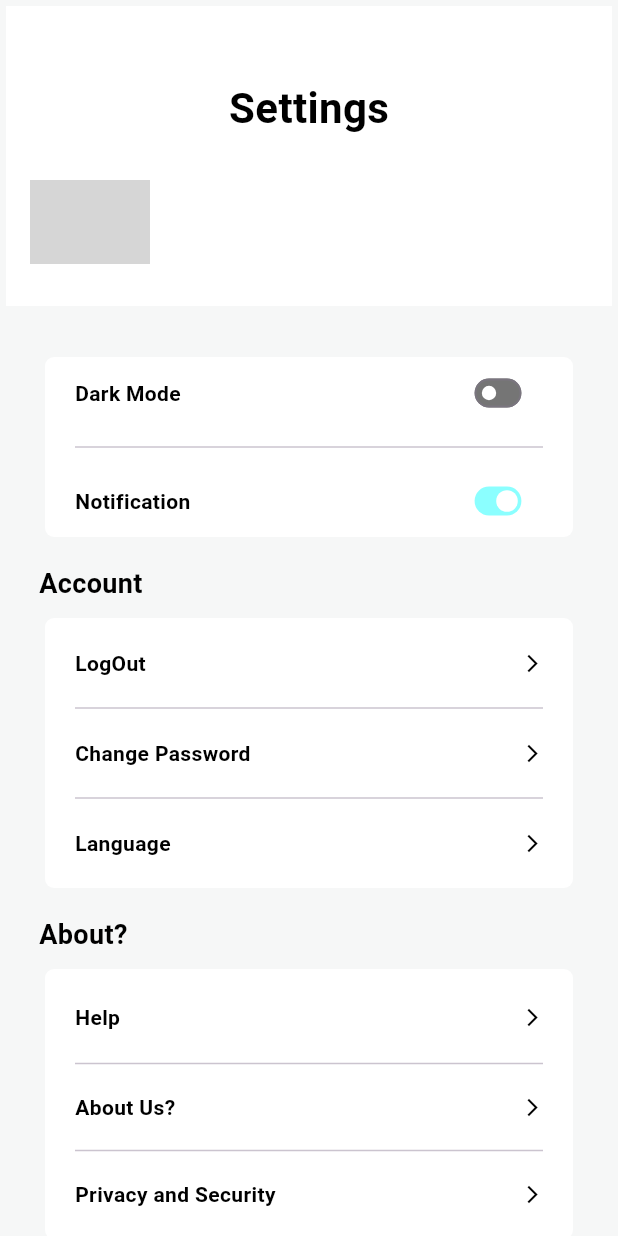
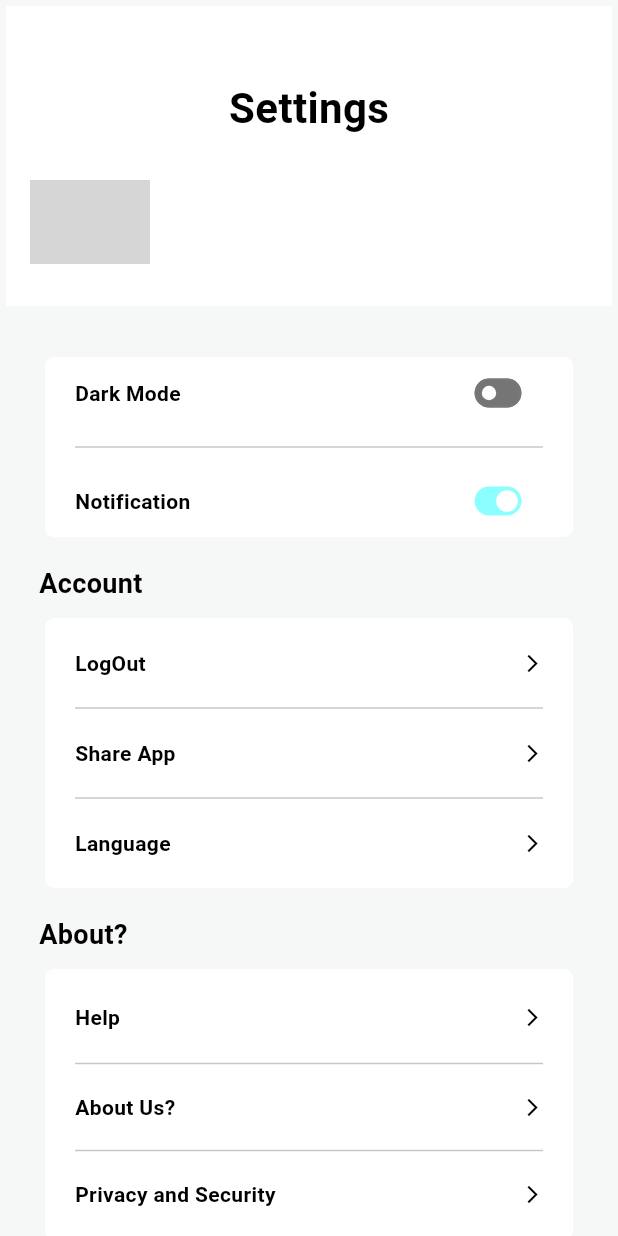
Before and after one commit to nitin-sheoran/crypto_news, a Flutter app: the SettingScreen screen opened directly, on a phone screen of 412 x 824 dp. Run offline on Flutter 3.47's test engine with Material 3 defaults, Android fonts, the phone set to English and light mode, and no system bars; our stand-ins replace carousel_slider, firebase_auth, firebase_core, flutter_slidable, google_sign_in, pull_to_refresh and 2 more; missing offline and left inert: flutter_email_sender; accounts and stored records are empty; network calls fail; grey boxes are pictures that could not be loaded.

Commit message:
up_19_05_24

```diff
--- a/lib/settings/ui/setting_screen.dart
+++ b/lib/settings/ui/setting_screen.dart
@@ -1,6 +1,7 @@
 import 'package:firebase_auth/firebase_auth.dart';
 import 'package:flutter/material.dart';
 import 'package:flutter/services.dart';
+import 'package:flutter/widgets.dart';
 import 'package:news_wave/login/service/google_service.dart';
 import 'package:news_wave/news/provider/news_provider.dart';
 import 'package:news_wave/news/theme/theme_provider.dart';
@@ -10,6 +11,8 @@ import 'package:news_wave/settings/ui/privacy_security_screen.dart';
 import 'package:news_wave/utils/colors_const.dart';
 import 'package:news_wave/utils/string_const.dart';
 import 'package:provider/provider.dart';
+import 'package:share_plus/share_plus.dart';
+import 'package:url_launcher/url_launcher.dart';
 
 import '../../login/ui/login_screen.dart';
 
@@ -367,10 +370,16 @@ class _SettingScreenState extends State<SettingScreen> {
                                     const Spacer(),
                                     const Divider(),
                                     const Spacer(),
-                                    Row(
+                                    GestureDetector(
+                                      onTap: () {
+                                        Share.share('Coming soon');
+                                      },
+                                      child: Container(
+                                        decoration: const BoxDecoration(),
+                                        child: Row(
                                           children: [
                                             Text(
-                                          StringConst.changePassword,
+                                              'Share App',
                                               style: TextStyle(
                                                 fontSize: 14,
                                                 fontWeight: FontWeight.w600,
@@ -388,6 +397,8 @@ class _SettingScreenState extends State<SettingScreen> {
                                                   : ColorsConst.blackColor,
                                             ),
                                           ],
+                                        ),
+                                      ),
                                     ),
                                     const Spacer(),
                                     const Divider(),
```
Lines whose indentation alone changed are shown as unchanged.
